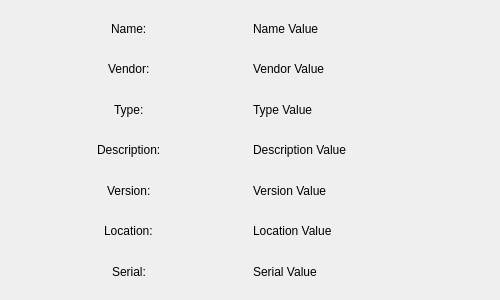
The window that qt/OpenRGBDeviceInfoPage.ui (CalcProgrammer1/OpenRGB) describes before a commit, drawn with Qt 5.
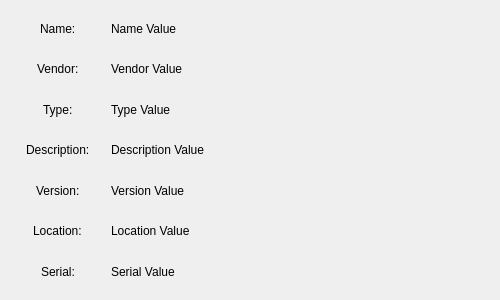
The same window after the commit.

Commit message: Clean up the device information page, enable word wrap so the layout doesn't resized due to long location strings

```diff
--- a/qt/OpenRGBDeviceInfoPage.ui
+++ b/qt/OpenRGBDeviceInfoPage.ui
@@ -13,7 +13,7 @@
   <property name="windowTitle">
    <string>Frame</string>
   </property>
-  <layout class="QGridLayout" name="gridLayout">
+  <layout class="QGridLayout" name="gridLayout" columnstretch="20,80">
    <item row="0" column="0" alignment="Qt::AlignHCenter">
     <widget class="QLabel" name="NameLabel">
      <property name="text">
@@ -68,6 +68,9 @@
      <property name="text">
       <string>Name Value</string>
      </property>
+     <property name="wordWrap">
+      <bool>true</bool>
+     </property>
     </widget>
    </item>
    <item row="1" column="1">
@@ -75,6 +78,9 @@
      <property name="text">
       <string>Vendor Value</string>
      </property>
+     <property name="wordWrap">
+      <bool>true</bool>
+     </property>
     </widget>
    </item>
    <item row="2" column="1">
@@ -82,6 +88,9 @@
      <property name="text">
       <string>Type Value</string>
      </property>
+     <property name="wordWrap">
+      <bool>true</bool>
+     </property>
     </widget>
    </item>
    <item row="3" column="1">
@@ -89,6 +98,9 @@
      <property name="text">
       <string>Description Value</string>
      </property>
+     <property name="wordWrap">
+      <bool>true</bool>
+     </property>
     </widget>
    </item>
    <item row="4" column="1">
@@ -96,6 +108,9 @@
      <property name="text">
       <string>Version Value</string>
      </property>
+     <property name="wordWrap">
+      <bool>true</bool>
+     </property>
     </widget>
    </item>
    <item row="5" column="1">
@@ -103,6 +118,9 @@
      <property name="text">
       <string>Location Value</string>
      </property>
+     <property name="wordWrap">
+      <bool>true</bool>
+     </property>
     </widget>
    </item>
    <item row="6" column="1">
@@ -110,6 +128,9 @@
      <property name="text">
       <string>Serial Value</string>
      </property>
+     <property name="wordWrap">
+      <bool>true</bool>
+     </property>
     </widget>
    </item>
   </layout>
```
